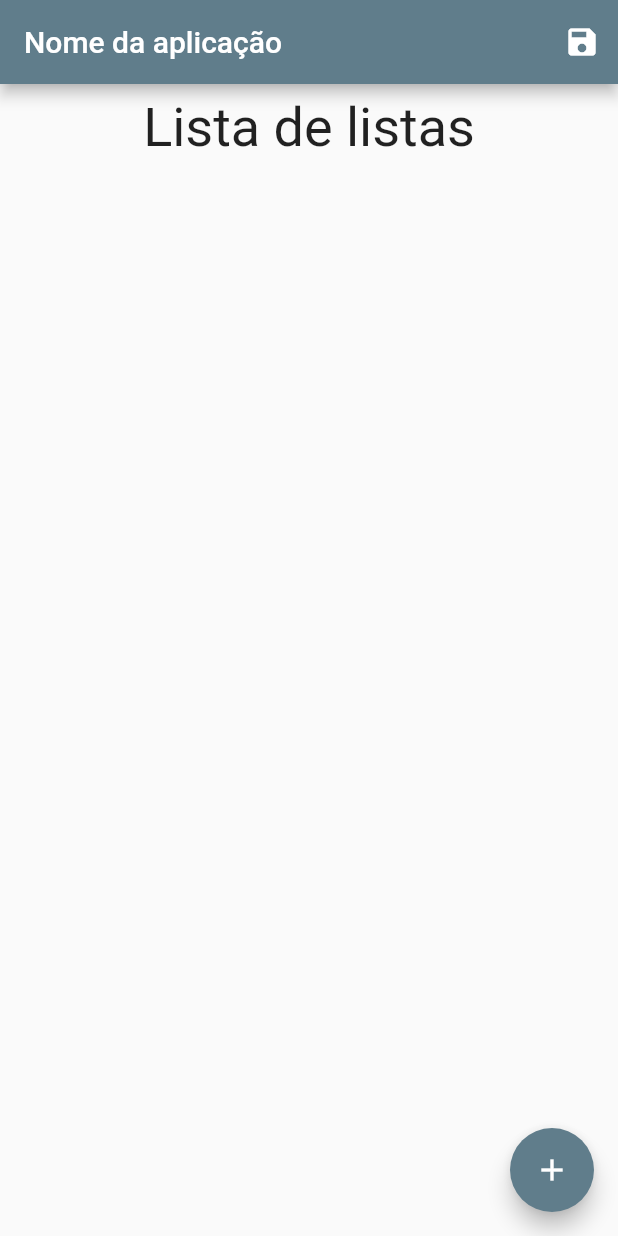
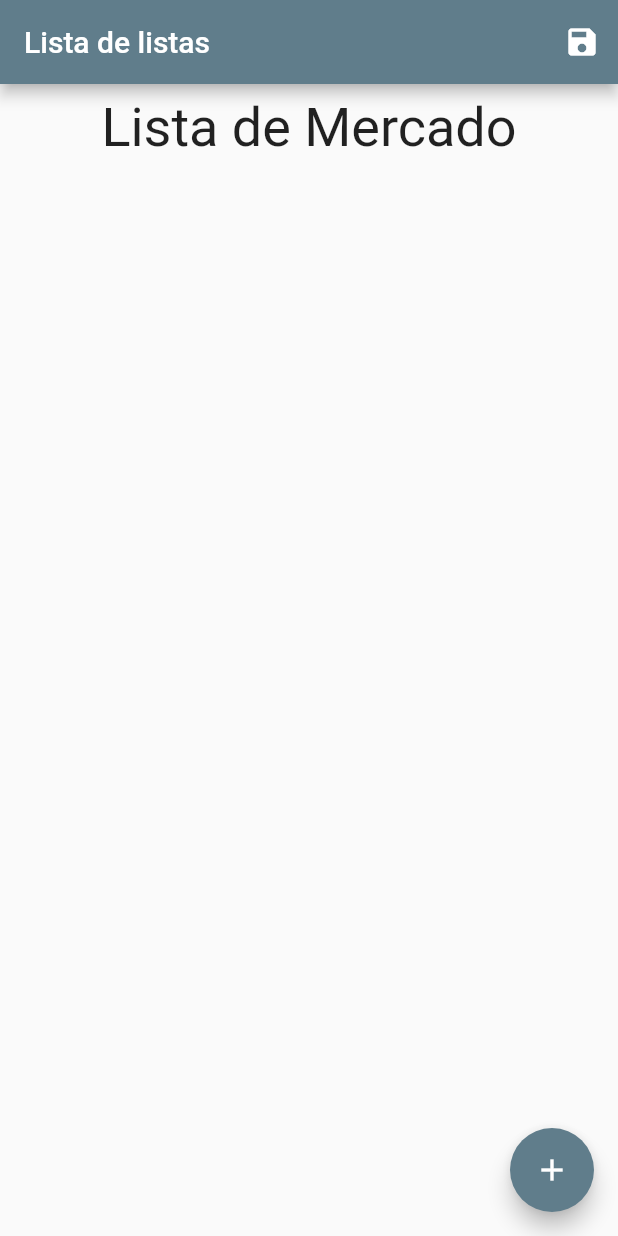
Before and after one commit to fredmessias43/merc_app, a Flutter app: the screen it shows after launch, on a phone screen of 412 x 824 dp. Run offline on Flutter 3.47's test engine with Material 2 defaults, Android fonts, the phone set to English and light mode, and no system bars.

Commit message:
fix names

```diff
--- a/lib/pages/list_group_page.dart
+++ b/lib/pages/list_group_page.dart
@@ -64,7 +64,7 @@ class _ListGroupPageState extends State<ListGroupPage> {
 
   @override
   void initState() {
-    group = ListGroup(id: 0, name: "Nome da aplicação", itemsLists: []);
+    group = ListGroup(id: 0, name: "Lista de Mercado", itemsLists: []);
     deserialize();
     super.initState();
   }
@@ -78,7 +78,7 @@ class _ListGroupPageState extends State<ListGroupPage> {
   @override
   Widget build(BuildContext context) {
     return Scaffold(
-        appBar: AppBar(title: Text(group.name), actions: [
+        appBar: AppBar(title: const Text("Lista de listas"), actions: [
           IconButton(onPressed: serialize, icon: const Icon(Icons.save)),
         ]),
         floatingActionButton: FloatingActionButton(
@@ -109,9 +109,9 @@ class _ListGroupPageState extends State<ListGroupPage> {
                       child: const Text("Deserializar")),
                 ],
               ), */
-              const Text(
-                "Lista de listas",
-                style: TextStyle(fontSize: 36),
+              Text(
+                group.name,
+                style: const TextStyle(fontSize: 36),
               ),
               Expanded(
                 child: SizedBox(
```
